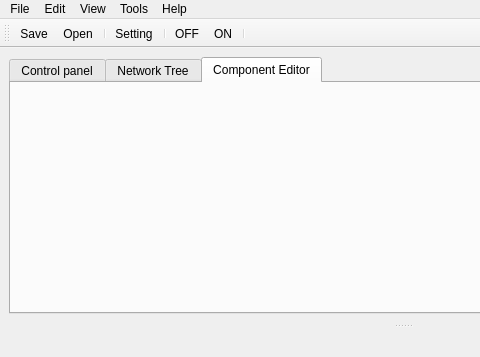
Above: rcmanager/rcmanagerUItemplate.ui from BasilMVarghese/rcmanager before the change; both pictures show x 0 to 480 and y 0 to 357 of the 805 by 600 pixel window. Below: the same form after it.
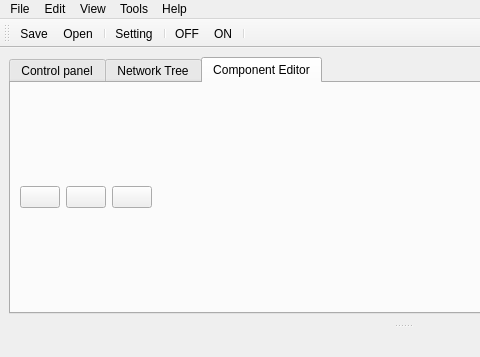
That is the form after the change. The open tabs and pages were chosen to show the change. Icons and pictures are not drawn.

The edit to the form file:
```diff
--- a/rcmanager/rcmanagerUItemplate.ui
+++ b/rcmanager/rcmanagerUItemplate.ui
@@ -15,7 +15,7 @@
   </property>
   <widget class="QWidget" name="centralwidget">
    <layout class="QGridLayout" name="gridLayout">
-    <item row="0" column="1">
+    <item row="0" column="0">
      <widget class="QTabWidget" name="tabWidget">
       <property name="maximumSize">
        <size>
@@ -111,6 +111,66 @@
        <attribute name="title">
         <string>Component Editor</string>
        </attribute>
+       <layout class="QVBoxLayout" name="verticalLayout_2" stretch="0">
+        <property name="spacing">
+         <number>0</number>
+        </property>
+        <property name="margin">
+         <number>0</number>
+        </property>
+        <item>
+         <widget class="QWidget" name="widget_2" native="true">
+          <layout class="QHBoxLayout" name="horizontalLayout_2">
+           <item>
+            <widget class="QPushButton" name="pushButton">
+             <property name="text">
+              <string/>
+             </property>
+             <property name="icon">
+              <iconset>
+               <normaloff>share/rcmanager/refresh.png</normaloff>share/rcmanager/refresh.png</iconset>
+             </property>
+            </widget>
+           </item>
+           <item>
+            <widget class="QPushButton" name="pushButton_3">
+             <property name="text">
+              <string/>
+             </property>
+             <property name="icon">
+              <iconset>
+               <normaloff>share/rcmanager/networkSettings.png</normaloff>share/rcmanager/networkSettings.png</iconset>
+             </property>
+            </widget>
+           </item>
+           <item>
+            <widget class="QPushButton" name="pushButton_2">
+             <property name="text">
+              <string/>
+             </property>
+             <property name="icon">
+              <iconset>
+               <normaloff>share/rcmanager/1465594390_sign-add.png</normaloff>share/rcmanager/1465594390_sign-add.png</iconset>
+             </property>
+            </widget>
+           </item>
+           <item>
+            <spacer name="horizontalSpacer_2">
+             <property name="orientation">
+              <enum>Qt::Horizontal</enum>
+             </property>
+             <property name="sizeHint" stdset="0">
+              <size>
+               <width>40</width>
+               <height>20</height>
+              </size>
+             </property>
+            </spacer>
+           </item>
+          </layout>
+         </widget>
+        </item>
+       </layout>
       </widget>
      </widget>
     </item>
```
Left out of the diff: 2 changed lines with no effect on the pictures.
